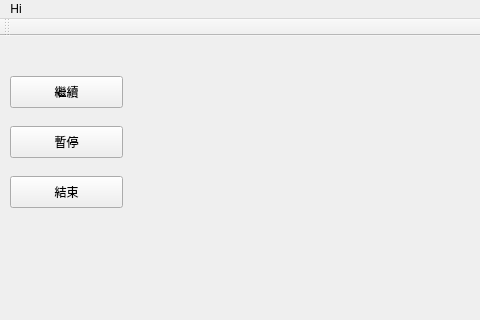
Qt form mainwindow.ui (hsinyinfu/OS_finalProject) before a commit; both pictures show x 0 to 480 and y 0 to 320 of the 1200 by 720 pixel window.
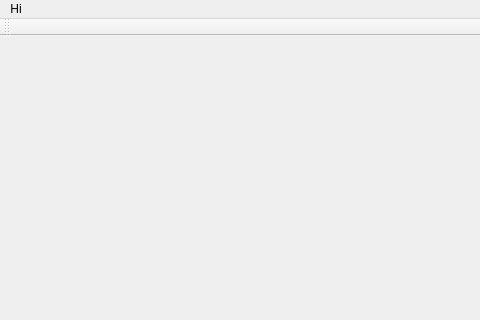
The same form after that commit. Icons and pictures are not drawn.

Commit message: 最終版(含QT GUI)：完成daemon，手機上顯示要放在桌上的resource

The edit to the form file:
```diff
--- a/mainwindow.ui
+++ b/mainwindow.ui
@@ -17,45 +17,6 @@
    <bool>false</bool>
   </property>
   <widget class="QWidget" name="centralWidget">
-   <widget class="QPushButton" name="pause">
-    <property name="geometry">
-     <rect>
-      <x>10</x>
-      <y>90</y>
-      <width>113</width>
-      <height>32</height>
-     </rect>
-    </property>
-    <property name="text">
-     <string>暫停</string>
-    </property>
-   </widget>
-   <widget class="QPushButton" name="resume">
-    <property name="geometry">
-     <rect>
-      <x>10</x>
-      <y>40</y>
-      <width>113</width>
-      <height>32</height>
-     </rect>
-    </property>
-    <property name="text">
-     <string>繼續</string>
-    </property>
-   </widget>
-   <widget class="QPushButton" name="exit">
-    <property name="geometry">
-     <rect>
-      <x>10</x>
-      <y>140</y>
-      <width>113</width>
-      <height>32</height>
-     </rect>
-    </property>
-    <property name="text">
-     <string>結束</string>
-    </property>
-   </widget>
    <widget class="QLabel" name="smkrTobacco">
     <property name="geometry">
      <rect>
```
Left out of the diff: 16 changed lines with no effect on the pictures. The commit also changes 6 other files.
